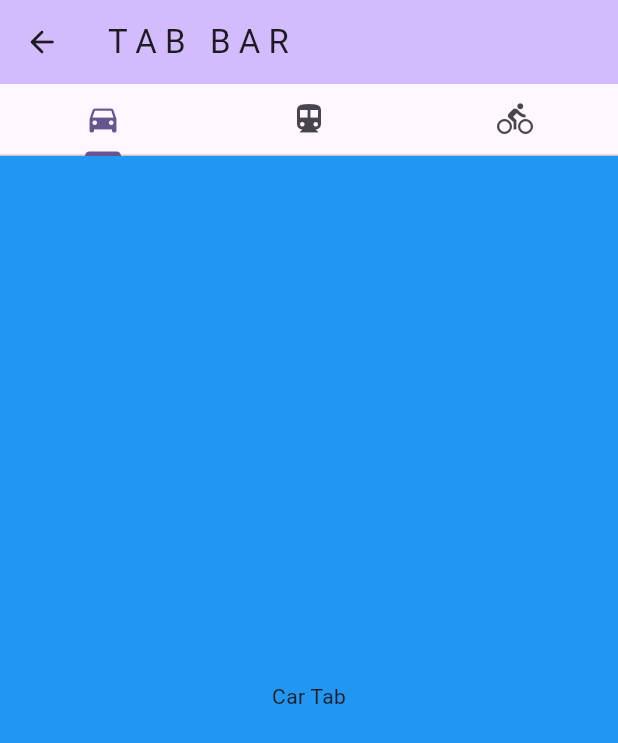
After one commit to SebasCadena/Clase_Moviles_2025-2, a Flutter app: the screen it shows after launch, after a tap on "TabBar - Replace", on a phone screen of 412 x 824 dp. The commit adds this screen. Shown: the top 743 px of the screen. Run offline on Flutter 3.47's test engine with Material 3 defaults, Android fonts, the phone set to English and light mode, and no system bars; our stand-ins replace flutter_login, go_router; network calls fail.

Commit message:
feat(widgets): Funcionalidades de taller 2 implementadas

```diff
--- a/lib/routes/app_router.dart
+++ b/lib/routes/app_router.dart
@@ -1,6 +1,8 @@
 import 'package:go_router/go_router.dart';
 import 'package:talleres/views/about/aboutme.dart';
 import 'package:talleres/views/home/home.dart';
+import 'package:talleres/views/login/login.dart';
+import 'package:talleres/views/TabBar/bar.dart';
 
 final GoRouter appRouter = GoRouter(
   routes: [
@@ -22,5 +24,7 @@ final GoRouter appRouter = GoRouter(
         ),
       ],
     ),
+    GoRoute(path: '/login', builder: (context, state) => const Login()),
+    GoRoute(path: '/tabbar', builder: (context, state) => const Bar()),
   ],
 );
--- /dev/null
+++ b/lib/views/TabBar/bar.dart
@@ -0,0 +1,54 @@
+import 'package:flutter/material.dart';
+import 'package:go_router/go_router.dart';
+
+class Bar extends StatelessWidget {
+  const Bar({super.key});
+
+  void goToHome(BuildContext context) {
+    context.go('/');
+  }
+
+  @override
+  Widget build(BuildContext context) {
+    return DefaultTabController(
+      length: 3,
+
+      child: Scaffold(
+        appBar: AppBar(
+          title: const Text('T A B   B A R'),
+          backgroundColor: Theme.of(context).colorScheme.inversePrimary,
+          leading: IconButton(onPressed: () => goToHome(context), icon: const Icon(Icons.arrow_back_rounded)),
+        ),
+        body: Column(
+          children: [
+            TabBar(
+              tabs: [
+                Tab(icon: Icon(Icons.directions_car)),
+                Tab(icon: Icon(Icons.directions_transit)),
+                Tab(icon: Icon(Icons.directions_bike)),
+              ],
+            ),
+            Expanded(
+              child: TabBarView(
+                children: [
+                  Container(
+                    color: Colors.blue,
+                    child: Center(child: Text('Car Tab')),
+                  ),
+                  Container(
+                    color: Colors.red,
+                    child: Center(child: Text('Transit Tab')),
+                  ),
+                  Container(
+                    color: Colors.green,
+                    child: Center(child: Text('Bike Tab')),
+                  ),
+                ],
+              ),
+            ),
+          ],
+        ),
+      ),
+    );
+  }
+}
--- a/lib/views/home/home.dart
+++ b/lib/views/home/home.dart
@@ -1,5 +1,7 @@
+import 'package:flutter/foundation.dart';
 import 'package:flutter/material.dart';
 import 'package:go_router/go_router.dart';
+import 'package:talleres/widgets/custom_drawer.dart';
 
 class Home extends StatefulWidget {
   const Home({super.key, required this.title});
@@ -10,36 +12,52 @@ class Home extends StatefulWidget {
   State<Home> createState() => _HomeState();
 }
 
-class _HomeState extends State<Home> {
+class _HomeState extends State<Home> with TickerProviderStateMixin {
   int _counter = 0;
   bool _indicador = false;
   String _titulo = 'Hola, Flutter';
+  late AnimationController
+  _animationController; // Controller que necesita ser liberado
+  late Animation<double> _rotationAnimation;
 
   void _incrementCounter() {
     setState(() {
       _counter++;
+      if (kDebugMode) {
+        print("🟠 setState() -> Estado actualizado : $_counter");
+      }
     });
   }
 
   void _reducirCounter() {
     setState(() {
       _counter--;
+      if (kDebugMode) {
+        print("🟠 setState() -> Estado actualizado : $_counter");
+      }
     });
   }
 
   void _cambiarTitulo() {
     setState(() {
       _indicador = !_indicador;
+      _counter = 0;
       _setTitulo();
+    });
+    _animationController.forward().then((_) {
+      _animationController.reset();
     });
   }
 
   void _setTitulo() {
     setState(() {
       if (_indicador) {
-        _titulo = 'Hola, Flutter';
+        _titulo = 'Título Cambiado'; // Cambiar orden
       } else {
-        _titulo = 'Título Cambiado';
+        _titulo = 'Hola, Flutter'; // Cambiar orden
+      }
+      if (kDebugMode) {
+        print("🟠 setState() -> Estado actualizado -> Título: $_titulo");
       }
     });
   }
@@ -47,6 +65,14 @@ class _HomeState extends State<Home> {
   void goToAboutme(String metodo) {
     final tituloEncode = Uri.encodeComponent(_titulo);
     context.push('/aboutme/$tituloEncode/$metodo');
+  }
+
+  void goToLogin() {
+    context.go('/login');
+  }
+
+  void goToTabBar() {
+    context.replace('/tabbar');
   }
 
   void mostrarSnackbar() {
@@ -61,35 +87,130 @@ class _HomeState extends State<Home> {
   void initState() {
     super.initState();
     _titulo = widget.title;
+
+    // Inicializar AnimationController para demostrar dispose()
+    _animationController = AnimationController(
+      duration: const Duration(seconds: 1),
+      vsync: this, // Requiere TickerProviderStateMixin
+    );
+
+    // Crear una animación de rotación
+    _rotationAnimation = Tween<double>(
+      begin: 0.0,
+      end: 1.0,
+    ).animate(_animationController);
+
+    if (kDebugMode) {
+      print(
+        '🟢 initState() -> Inicializando widget Home. Se ejecuta UNA VEZ al crear el widget',
+      );
+      print('Home - initState - Título: $_titulo');
+    }
+  }
+
+  @override
+  void dispose() {
+    // El dispose() se usa para liberar recursos que consumen memoria de forma activa:
+    // - Controllers (mantienen listeners internos)
+    // - Streams (mantienen conexiones abiertas)
+    // - Timers (mantienen callbacks programados)
+    // Los tipos primitivos (String, int, bool) no necesitan dispose()
+    _animationController.dispose(); // Liberamos la memoria del controlador
+    if (kDebugMode) {
+      print(
+        "🔴 dispose() -> Liberando recursos del widget Home. Se ejecuta al destruir el widget",
+      );
+    }
+    super.dispose();
+  }
+
+  @override
+  void didChangeDependencies() {
+    super.didChangeDependencies();
+
+    if (kDebugMode) {
+      print("didChangeDependencies() -> Tema actual");
+    }
   }
 
   @override
   Widget build(BuildContext context) {
+    if (kDebugMode) {
+      print("🔵 build() -> Construyendo la pantalla");
+    }
+
     return Scaffold(
       appBar: AppBar(
         backgroundColor: Theme.of(context).colorScheme.inversePrimary,
         title: Text(_titulo),
+
         actions: [
-          ElevatedButton(
-            onPressed: () {
-              _cambiarTitulo();
-              mostrarSnackbar();
+          AnimatedBuilder(
+            animation: _rotationAnimation,
+            builder: (context, child) {
+              return Transform.rotate(
+                angle:
+                    _rotationAnimation.value * 2 * 3.14159, // Rotación completa
+                child: ElevatedButton(
+                  onPressed: () {
+                    _cambiarTitulo();
+                    mostrarSnackbar();
+                  },
+                  child: const Icon(Icons.refresh),
+                ),
+              );
             },
-            child: const Icon(Icons.refresh),
           ),
         ],
       ),
+      drawer: const CustomDrawer(),
       body: Center(
         child: Column(
           mainAxisAlignment: MainAxisAlignment.spaceEvenly,
           children: <Widget>[
-            const Text(
+            Column(
+              children: [
+                ElevatedButton.icon(
+                  onPressed: () {
+                    goToAboutme('push');
+                  },
+                  icon: Icon(Icons.description, color: Colors.yellow),
+                  label: Text('AboutMe - Push'),
+                  style: ElevatedButton.styleFrom(
+                    backgroundColor: Colors.deepPurple,
+                    foregroundColor: Colors.white,
+                  ),
+                ),
+                ElevatedButton.icon(
+                  onPressed: () {
+                    goToTabBar();
+                  },
+                  icon: Icon(Icons.description, color: Colors.yellow),
+                  label: Text('TabBar - Replace'),
+                  style: ElevatedButton.styleFrom(
+                    backgroundColor: Colors.deepPurple,
+                    foregroundColor: Colors.white,
+                  ),
+                ),
+                ElevatedButton.icon(
+                  onPressed: () {
+                    goToLogin();
+                  },
+                  icon: Icon(Icons.description, color: Colors.yellow),
+                  label: Text('Login - Go'),
+                  style: ElevatedButton.styleFrom(
+                    backgroundColor: Colors.deepPurple,
+                    foregroundColor: Colors.white,
+                  ),
+                ),
+              ],
+            ),
+
+            Text(
               "Juan Sebastian Cadena Varela",
-              style: TextStyle(fontSize: 30),
-              textAlign: TextAlign.center,
+              style: TextStyle(fontSize: 25),
             ),
             Container(
-              margin: const EdgeInsets.only(top: 20, bottom: 20),
               decoration: BoxDecoration(
                 color: Color(
                   Theme.of(context).colorScheme.inversePrimary.value,
@@ -140,22 +261,6 @@ class _HomeState extends State<Home> {
                 ),
               ],
             ),
-
-            ElevatedButton.icon(
-              onPressed: () {
-                /*ScaffoldMessenger.of(context).showSnackBar(
-                  SnackBar(content: Text('¡Contactame!    +57 3114304487')),
-                );*/
-                goToAboutme('push');
-                mostrarSnackbar();
-              },
-              icon: Icon(Icons.description, color: Colors.yellow),
-              label: Text('Go About Me - Push'),
-              style: ElevatedButton.styleFrom(
-                backgroundColor: Colors.deepPurple,
-                foregroundColor: Colors.white,
-              ),
-            ),
           ],
         ),
       ),
--- /dev/null
+++ b/lib/widgets/custom_drawer.dart
@@ -0,0 +1,45 @@
+import 'package:flutter/material.dart';
+import 'package:go_router/go_router.dart';
+
+class CustomDrawer extends StatelessWidget {
+  const CustomDrawer({super.key});
+
+  @override
+  Widget build(BuildContext context) {
+    return Drawer(
+      child: ListView(
+        padding: EdgeInsets.zero,
+        children: [
+          DrawerHeader(
+            decoration: BoxDecoration(
+              color: Theme.of(context).colorScheme.primary, // Usa el color primario del tema
+            ),
+            child: const Text(
+              'Menú',
+              style: TextStyle(
+                color: Colors.white, // Texto blanco para contrastar con el color primario
+                fontSize: 24,
+              ),
+            ),
+          ),
+          ListTile(
+            leading: const Icon(Icons.home),
+            title: const Text(
+              'Inicio',
+              style: TextStyle(color: Colors.deepPurple, fontWeight: FontWeight.bold),
+            ),
+            onTap: () {
+              context.go('/'); // Navega a la ruta principal
+              Navigator.pop(context); // Cierra el drawer
+            },
+          ),
+          ListTile(leading: const Icon(Icons.settings), title: const Text('Configuración'), onTap: () {}),
+          ListTile(leading: const Icon(Icons.person), title: const Text('Perfil'), onTap: () {}),
+          //!PASO DE PARAMETROS
+          ListTile(leading: const Icon(Icons.input), title: const Text('Visita la página'), onTap: () => {}),
+          ListTile(leading: const Icon(Icons.loop), title: const Text('Sincronización'), onTap: () => {}),
+        ],
+      ),
+    );
+  }
+}
--- a/pubspec.yaml
+++ b/pubspec.yaml
@@ -35,6 +35,7 @@ dependencies:
   # Use with the CupertinoIcons class for iOS style icons.
   go_router: ^16.2.1
   cupertino_icons: ^1.0.8
+  flutter_login: ^6.0.0
 
 dev_dependencies:
   flutter_test:
```
Also changed, not shown: lib/views/about/aboutme.dart (+14 -20 lines), lib/views/login/login.dart (added, +58 -0 lines), lib/widgets/base_view.dart (added, +18 -0 lines), pubspec.lock, 5 other files.
